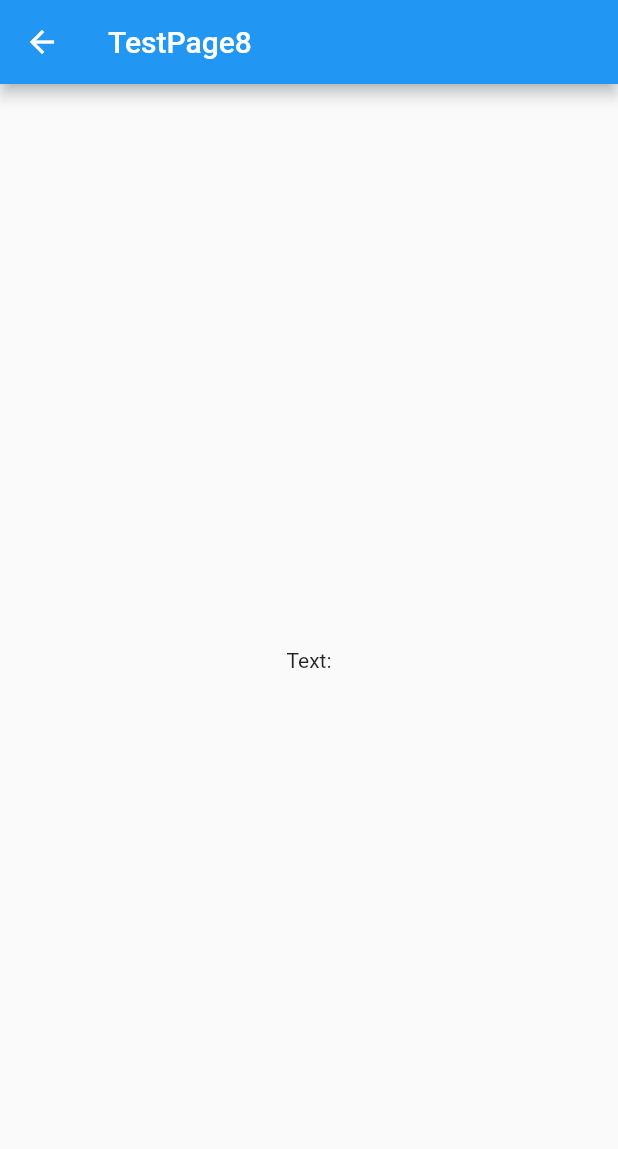
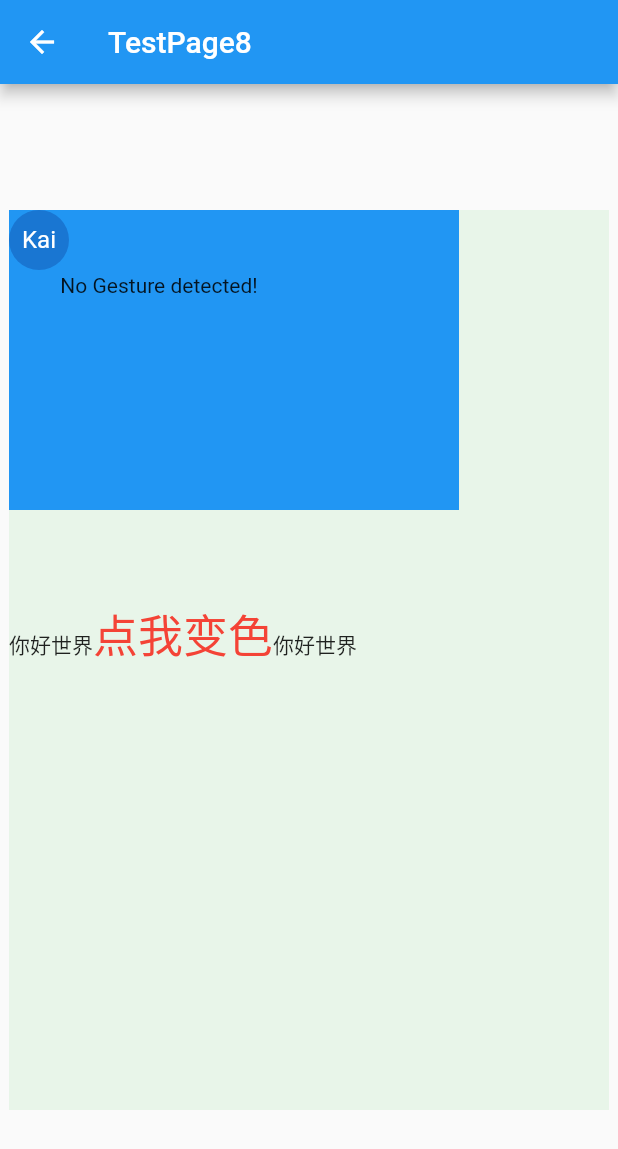
Before and after one commit to qianhk/FlutterDemo, a Flutter app: the TestPage8 screen opened directly, on a phone screen of 412 x 824 dp. Shown: the top 1149 px of the screen. Run offline on Flutter 3.47's test engine with Material 2 defaults, Android fonts, the phone set to English and light mode, and no system bars.

Commit message:
listener、Touch、GestureDetector、GestureRecognizer

```diff
--- a/kai_flutter_demo_module/lib/main.dart
+++ b/kai_flutter_demo_module/lib/main.dart
@@ -42,7 +42,7 @@ class MyApp extends StatelessWidget {
         'test_page_5': (context) => TestPage5(),
         'test_page_6': (context) => TestPage6(),
         'test_page_7': (context) => TestPage7(),
-        'test_page_8': (context) => TestPage8(),
+        'test_page_8': (context) => TestPage8(title: ModalRoute.of(context).settings.arguments),
         'test_page_9': (context) => TestPage9(),
       },
     );
@@ -84,7 +84,7 @@ class _MyHomePageState extends State<MyHomePage> {
     EntryInfo("InheritedWidget", "test_page_5"),
     EntryInfo("Theme Test", "test_page_6"),
     EntryInfo("Dialog", "test_page_7"),
-    EntryInfo("test8", "test_page_8"),
+    EntryInfo("Touch Listener Gesture", "test_page_8"),
     EntryInfo("test9", "test_page_9"),
   ];
 
--- a/kai_flutter_demo_module/lib/test_page_8.dart
+++ b/kai_flutter_demo_module/lib/test_page_8.dart
@@ -1,4 +1,5 @@
 import 'package:flutter/material.dart';
+import 'package:flutter/gestures.dart';
 
 class TestPage8 extends StatefulWidget {
   TestPage8({Key key, this.title = "TestPage8"}) : super(key: key);
@@ -9,20 +10,143 @@ class TestPage8 extends StatefulWidget {
 }
 
 class _TestPage8State extends State<TestPage8> {
+  String _operation = "No Gesture detected!";
+  double _top = 0.0; //距顶部的偏移
+  double _left = 0.0; //距左边的偏移
+  double _beginX, _beginY;
+  bool _appendInit;
+  TapGestureRecognizer _tapGestureRecognizer = new TapGestureRecognizer();
+  bool _toggle = false; //变色开关
+
+  @override
+  void dispose() {
+    //用到GestureRecognizer的话一定要调用其dispose方法释放资源
+    _tapGestureRecognizer.dispose();
+    super.dispose();
+  }
+
+  void updateText(String text) {
+    //更新显示的事件名
+    setState(() {
+      _operation = text;
+    });
+  }
+
   @override
   Widget build(BuildContext context) {
     return Scaffold(
       appBar: AppBar(
         title: Text(widget.title),
       ),
-      body: Center(
-        child: Column(
-          mainAxisAlignment: MainAxisAlignment.center,
-          children: <Widget>[
-            Text(
-              'Text:',
+      body: GestureDetector(
+        onTap: () => updateText("Tap"),
+        onDoubleTap: () => updateText("DoubleTap"),
+        onLongPress: () => updateText("LongPress"),
+        child: Center(
+          child:
+              // Listener(
+              //     child: ConstrainedBox(
+              //       constraints: BoxConstraints.tight(Size(300.0, 150.0)),
+              //       child: Center(child: Text("Box A")),
+              //     ),
+              //     behavior: HitTestBehavior.translucent,
+              //     onPointerDown: (event) => print("down A")),
+              Container(
+            width: 400,
+            height: 600,
+            color: Colors.green[50],
+            child: Stack(
+              // fit: StackFit.expand,
+              children: <Widget>[
+                Listener(
+                  child: ConstrainedBox(
+                    constraints: BoxConstraints.tight(Size(300.0, 200.0)),
+                    child: DecoratedBox(decoration: BoxDecoration(color: Colors.blue)),
+                  ),
+                  onPointerDown: (event) => print("down0"),
+                ),
+                Listener(
+                  child: ConstrainedBox(
+                    constraints: BoxConstraints.tight(Size(200.0, 100.0)),
+                    // child: Center(child: Text("左上角200*100范围内非文本区域点击")),
+                    child: Center(child: Text(_operation)),
+                  ),
+                  onPointerDown: (event) => print("down1"),
+                  //可以试出来deferToChild只管非透明区域，透明区域传下去  translucent自己也管透明区域也传下去 opaque当自己不透明不传下去
+                  behavior: HitTestBehavior.translucent, //放开此行注释后可以"点透"
+                  // behavior: HitTestBehavior.opaque,
+                ),
+                Positioned(
+                  top: _top,
+                  left: _left,
+                  child: GestureDetector(
+                    child: CircleAvatar(child: Text("Kai")),
+                    //手指按下时会触发此回调
+                    // onPanDown: (DragDownDetails e) {
+                    //   //打印手指按下的位置(相对于屏幕)
+                    //   print("用户手指按下：${e.globalPosition}");
+                    //   _appendInit = true;
+                    //   _beginX = e.globalPosition.dx;
+                    //   _beginY = e.globalPosition.dy;
+                    // },
+                    //手指滑动时会触发此回调
+                    // onPanUpdate: (DragUpdateDetails e) {
+                    //   //用户手指滑动时，更新偏移，重新构建
+                    //   setState(() {
+                    //     if (_appendInit) {
+                    //       _left += (e.globalPosition.dx - _beginX);
+                    //       _top += (e.globalPosition.dy - _beginY);
+                    //       _appendInit = false;
+                    //     } else {
+                    //       _left += e.delta.dx;
+                    //       _top += e.delta.dy;
+                    //     }
+                    //     // print("用户滑动：${e.globalPosition} _left=$_left _top=$_top");
+                    //   });
+                    // },
+                    // onPanEnd: (DragEndDetails e) {
+                    //   //打印滑动结束时在x、y轴上的速度
+                    //   print(e.velocity);
+                    // },
+                    // onPanCancel: () {
+                    //   print("onPanCancel");
+                    // },
+                    onVerticalDragUpdate: (DragUpdateDetails details) {
+                      setState(() {
+                        _top += details.delta.dy;
+                      });
+                    },
+                    onHorizontalDragUpdate: (DragUpdateDetails details) {
+                      setState(() {
+                        _left += details.delta.dx;
+                      });
+                    },
+                  ),
+                ),
+                Positioned(
+                  top: 260,
+                  child: Text.rich(
+                    TextSpan(
+                      children: [
+                        TextSpan(text: "你好世界"),
+                        TextSpan(
+                          text: "点我变色",
+                          style: TextStyle(fontSize: 30.0, color: _toggle ? Colors.blue : Colors.red),
+                          recognizer: _tapGestureRecognizer
+                            ..onTap = () {
+                              setState(() {
+                                _toggle = !_toggle;
+                              });
+                            },
+                        ),
+                        TextSpan(text: "你好世界"),
+                      ],
+                    ),
+                  ),
+                ),
+              ],
             ),
-          ],
+          ),
         ),
       ),
     );
```
